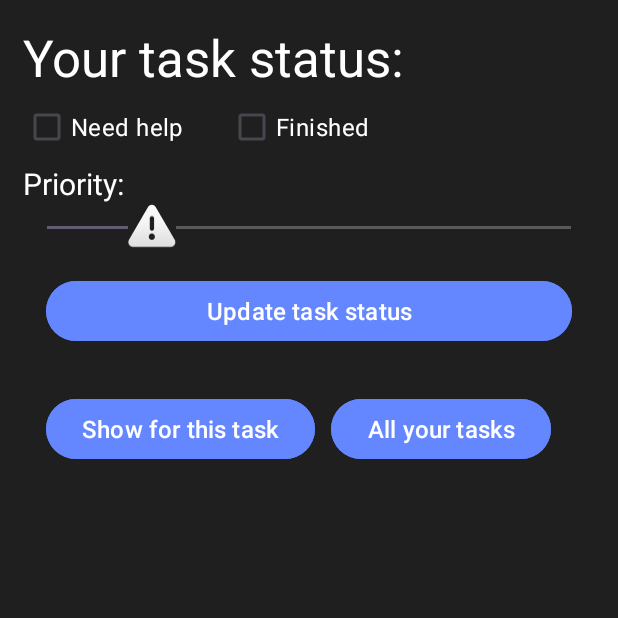
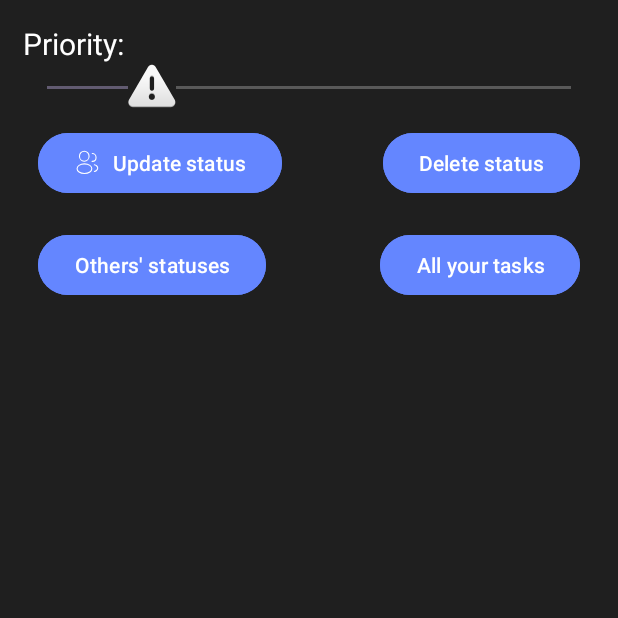
Before and after one commit to tankoman228/LearnTogether_Mobile_fixed, an Android app: the TaskStatus screen opened directly, with no data from a screen before it, on a phone screen of 412 x 824 dp, the top half of it. Run offline under Robolectric (Android 15) with nearby library versions, the phone set to English and light mode, and no system bars; 2 statements that could not run were skipped.

Commit message:
Task statuses

```diff
--- a/app/src/main/java/com/example/learntogether_mobile/API/ImageConverter.java
+++ b/app/src/main/java/com/example/learntogether_mobile/API/ImageConverter.java
@@ -15,7 +15,7 @@ public class ImageConverter {
     // Метод для кодирования изображения в строку Base64
     public static String encodeImage(Bitmap bitmap) {
         ByteArrayOutputStream byteArrayOutputStream = new ByteArrayOutputStream();
-        bitmap.compress(Bitmap.CompressFormat.PNG, 70, byteArrayOutputStream);
+        bitmap.compress(Bitmap.CompressFormat.WEBP, 70, byteArrayOutputStream);
         byte[] byteArray = byteArrayOutputStream.toByteArray();
         return Base64.encodeToString(byteArray, Base64.URL_SAFE);
     }
@@ -32,7 +32,7 @@ public class ImageConverter {
         StringBuilder encodedString = new StringBuilder();
         for (Bitmap bitmap : imageList) {
             ByteArrayOutputStream byteArrayOutputStream = new ByteArrayOutputStream();
-            bitmap.compress(Bitmap.CompressFormat.PNG, 70, byteArrayOutputStream);
+            bitmap.compress(Bitmap.CompressFormat.WEBP, 70, byteArrayOutputStream);
             byte[] byteArray = byteArrayOutputStream.toByteArray();
             String base64Image = Base64.encodeToString(byteArray, Base64.URL_SAFE);
             encodedString.append(base64Image).append(" ");
--- a/app/src/main/java/com/example/learntogether_mobile/API/NotificationService.kt
+++ b/app/src/main/java/com/example/learntogether_mobile/API/NotificationService.kt
@@ -81,7 +81,7 @@ class NotificationService : Service() {
 
     private inner class NetworkTask : AsyncTask<Void?, Void?, Void?>() {
         private val handler = Handler()
-        val interval = 45000 //ms
+        val interval = 75000 //ms
         private val runnable: Runnable = object : Runnable {
             override fun run() {
                 if (Variables.password != null) {
--- a/app/src/main/java/com/example/learntogether_mobile/API/RequestU.kt
+++ b/app/src/main/java/com/example/learntogether_mobile/API/RequestU.kt
@@ -9,6 +9,10 @@ import com.google.gson.annotations.SerializedName
  * Ещё раз, класс СГЕНЕРИРОВАН СКРИПТАМИ, не человеком, разбираться в этом болоте не нужно!
  */
 open class RequestU {
+
+    @JvmField
+    @SerializedName("ID_Task")
+    var ID_Task: Int? = null
 
     @SerializedName("session_token")
     var session_token: String? = null
@@ -140,4 +144,19 @@ open class RequestU {
 
     @SerializedName("id_comment")
     var id_comment: Int? = null
+
+    @SerializedName("only_mine")
+    var only_mine: Boolean? = null
+
+    @SerializedName("todo")
+    var todo: String? = null
+
+    @SerializedName("NeedHelp")
+    var NeedHelp = false
+
+    @SerializedName("Finished")
+    var Finished = false
+
+    @SerializedName("Priority")
+    var Priority = 0f
 }
--- /dev/null
+++ b/app/src/main/java/com/example/learntogether_mobile/Activities/Adapters/AdapterTaskStatuses.java
@@ -0,0 +1,101 @@
+package com.example.learntogether_mobile.Activities.Adapters;
+
+import android.content.Context;
+import android.view.LayoutInflater;
+import android.view.View;
+import android.view.ViewGroup;
+import android.widget.BaseAdapter;
+import android.widget.ProgressBar;
+import android.widget.TextView;
+
+import com.example.learntogether_mobile.API.ListU;
+import com.example.learntogether_mobile.R;
+
+import java.util.List;
+
+public class AdapterTaskStatuses extends BaseAdapter {
+
+    List<ListU> items;
+    Context context;
+    LayoutInflater lInflater;
+    public boolean hideUsernamesAndShowTasksInfo;
+    Callback callback;
+
+    public interface Callback {
+
+        void callback_task_clicked(ListU item);
+    }
+
+
+    public AdapterTaskStatuses(Context context, List<ListU> items, boolean hideUsernamesAndShowTasksInfo, Callback callback) {
+        this.items = items;
+        this.context = context;
+        this.hideUsernamesAndShowTasksInfo = hideUsernamesAndShowTasksInfo;
+        this.callback = callback;
+
+        lInflater = (LayoutInflater) context
+                .getSystemService(Context.LAYOUT_INFLATER_SERVICE);
+    }
+
+    @Override
+    public int getCount() {
+        return items.size();
+    }
+
+    @Override
+    public Object getItem(int position) {
+        return items.get(position);
+    }
+
+    @Override
+    public long getItemId(int position) {
+        return position;
+    }
+
+    @Override
+    public View getView(int position, View convertView, ViewGroup parent) {
+
+        View view;
+        view = lInflater.inflate(R.layout.item_task_status, parent, false);
+
+        TextView
+                tvUsername = view.findViewById(R.id.tvUsername)
+                , tvTaskTitle = view.findViewById(R.id.tvTaskTitle)
+                , tvDescr = view.findViewById(R.id.tvTaskDescription),
+                tvNeedHelp = view.findViewById(R.id.tvNeedHelp);
+        ProgressBar progressBar = view.findViewById(R.id.progressBar);
+        ListU status = (ListU) getItem(position);
+
+
+        if (hideUsernamesAndShowTasksInfo) {
+            tvUsername.setVisibility(View.GONE);
+            tvDescr.setText(status.getText());
+            tvTaskTitle.setText(status.getTaskTitle());
+        }
+        else {
+            tvUsername.setText(status.getAccountTitle());
+            tvDescr.setVisibility(View.GONE);
+            tvTaskTitle.setVisibility(View.GONE);
+        }
+
+        if (!status.getNeedHelp())
+            tvNeedHelp.setVisibility(View.GONE);
+
+        if (status.getFinished()) {
+            progressBar.setVisibility(View.GONE);
+            tvNeedHelp.setVisibility(View.VISIBLE);
+            tvNeedHelp.setText("Finished!");
+        }
+        else
+            progressBar.setProgress((int)status.getPriority());
+
+        ((TextView)view.findViewById(R.id.tvDeadline)).setText("Deadline: " + status.getDeadline());
+
+        view.setClickable(true);
+        view.setOnClickListener(l -> {
+            callback.callback_task_clicked(status);
+        });
+
+        return view;
+    }
+}
--- a/app/src/main/java/com/example/learntogether_mobile/Activities/TaskStatus.java
+++ b/app/src/main/java/com/example/learntogether_mobile/Activities/TaskStatus.java
@@ -3,14 +3,185 @@ package com.example.learntogether_mobile.Activities;
 import androidx.appcompat.app.AppCompatActivity;
 
 import android.os.Bundle;
+import android.view.View;
+import android.widget.Button;
+import android.widget.CheckBox;
+import android.widget.CompoundButton;
+import android.widget.ListView;
+import android.widget.SeekBar;
+import android.widget.TextView;
+import android.widget.Toast;
 
+import com.example.learntogether_mobile.API.ListU;
+import com.example.learntogether_mobile.API.RequestU;
+import com.example.learntogether_mobile.API.ResponseU;
+import com.example.learntogether_mobile.API.RetrofitRequest;
+import com.example.learntogether_mobile.API.Variables;
+import com.example.learntogether_mobile.Activities.Adapters.AdapterTaskStatuses;
 import com.example.learntogether_mobile.R;
 
-public class TaskStatus extends AppCompatActivity {
+import java.util.ArrayList;
+import java.util.List;
+
+import retrofit2.Call;
+import retrofit2.Callback;
+import retrofit2.Response;
+
+public class TaskStatus extends AppCompatActivity implements AdapterTaskStatuses.Callback {
+
+    public static ListU Task = null;
+    public static boolean ShowMy = true;
+
+    Button btnUpdTaskStatus, btnShowForThisTask, btnAllYourTasks;
+    TextView tvTitle, tvDescr, tvDeadline;
+    CheckBox cbNeedHelp, cbFinished;
+    ListView listView;
+    SeekBar seekBar;
+
+    final List<ListU> tasks = new ArrayList<>();
+    AdapterTaskStatuses adapterTaskStatuses;
 
     @Override
     protected void onCreate(Bundle savedInstanceState) {
         super.onCreate(savedInstanceState);
         setContentView(R.layout.activity_task_status);
+
+        btnUpdTaskStatus = findViewById(R.id.btnUpdateTaskStatus);
+        btnAllYourTasks = findViewById(R.id.btnAllYourTasks);
+        btnShowForThisTask = findViewById(R.id.btnShowForThis);
+        listView = findViewById(R.id.lv);
+        tvTitle = findViewById(R.id.tvHeader);
+        tvDeadline = findViewById(R.id.tvDeadline);
+        tvDescr = findViewById(R.id.tvDescription);
+        cbFinished = findViewById(R.id.cbFinished);
+        cbNeedHelp = findViewById(R.id.cbNeedHelp);
+        seekBar = findViewById(R.id.sbPriority);
+
+        callback_task_clicked(Task);
+        adapterTaskStatuses = new AdapterTaskStatuses(TaskStatus.this, tasks, ShowMy, TaskStatus.this);
+        listView.setAdapter(adapterTaskStatuses);
+        tvTitle.setText(Task.getTitle());
+
+        cbFinished.setOnCheckedChangeListener((buttonView, isChecked) -> {
+            if (isChecked) {
+                seekBar.setVisibility(View.GONE);
+                cbNeedHelp.setChecked(false);
+                cbNeedHelp.setEnabled(false);
+            }
+            else {
+                seekBar.setVisibility(View.VISIBLE);
+                cbNeedHelp.setEnabled(true);
+            }
+        });
+        loadTaskStatuses();
+
+        btnAllYourTasks.setOnClickListener(l -> {
+            ShowMy = true;
+            loadTaskStatuses();
+        });
+        btnShowForThisTask.setOnClickListener(l -> {
+            ShowMy = false;
+
+            if (Task == null) {
+                Toast.makeText(this, "No task chosen", Toast.LENGTH_SHORT).show();
+                return;
+            }
+
+            loadTaskStatuses();
+        });
+        btnUpdTaskStatus.setOnClickListener(l -> {
+            updTaskStatus("update_or_create");
+        });
+        findViewById(R.id.btnDeleteTaskStatus).setOnClickListener(l -> {
+            updTaskStatus("delete");
+        });
+    }
+
+
+    private void loadTaskStatuses() {
+        RequestU requestU = new RequestU();
+        requestU.setSession_token(Variables.SessionToken);
+        requestU.setId_group(Variables.current_id_group);
+        requestU.setOnly_mine(ShowMy);
+        requestU.setId_object(Task.getID_Task());
+
+        RetrofitRequest r = new RetrofitRequest();
+        r.apiService.get_tasks_statuses(requestU).enqueue(new Callback<ResponseU>() {
+            @Override
+            public void onResponse(Call<ResponseU> call, Response<ResponseU> response) {
+                try {
+                    TaskStatus.this.runOnUiThread(() -> {
+                        tasks.clear();
+                        for (ListU task: response.body().getTasks()) {
+                            tasks.add(task);
+                        }
+                        adapterTaskStatuses.hideUsernamesAndShowTasksInfo = ShowMy;
+                        adapterTaskStatuses.notifyDataSetChanged();
+                    });
+                }
+                catch (Exception ex) {
+                    ex.printStackTrace();
+                }
+            }
+
+            @Override
+            public void onFailure(Call<ResponseU> call, Throwable t) {
+                t.printStackTrace();
+            }
+        });
+    }
+
+    private void updTaskStatus(String todo) {
+        RequestU requestU = new RequestU();
+        requestU.setSession_token(Variables.SessionToken);
+        requestU.setId_group(Variables.current_id_group);
+        requestU.setTodo(todo);
+        requestU.setFinished(cbFinished.isChecked());
+        requestU.setNeedHelp(cbNeedHelp.isChecked());
+        requestU.setPriority(seekBar.getProgress());
+        requestU.ID_Task = Task.getID_Task();
+
+        RetrofitRequest r = new RetrofitRequest();
+        r.apiService.update_task_status(requestU).enqueue(new Callback<ResponseU>() {
+            @Override
+            public void onResponse(Call<ResponseU> call, Response<ResponseU> response) {
+                loadTaskStatuses();
+            }
+
+            @Override
+            public void onFailure(Call<ResponseU> call, Throwable t) {
+                t.printStackTrace();
+            }
+        });
+    }
+
+    @Override
+    public void callback_task_clicked(ListU item) {
+
+        Task = item;
+        try {
+            if (Task != null) {
+                tvTitle.setVisibility(View.VISIBLE);
+                tvDeadline.setVisibility(View.VISIBLE);
+                tvDescr.setVisibility(View.VISIBLE);
+                cbFinished.setVisibility(View.VISIBLE);
+                cbNeedHelp.setVisibility(View.VISIBLE);
+
+                tvTitle.setText(item.getTaskTitle());
+                tvDeadline.setText(item.getDeadline());
+                tvDescr.setText(item.getText());
+                cbNeedHelp.setChecked(item.getNeedHelp());
+                cbFinished.setChecked(item.getFinished());
+            } else {
+                tvTitle.setVisibility(View.GONE);
+                tvDeadline.setVisibility(View.GONE);
+                tvDescr.setVisibility(View.GONE);
+                cbFinished.setVisibility(View.GONE);
+                cbNeedHelp.setVisibility(View.GONE);
+            }
+        }
+        catch (Exception rx) {
+            rx.printStackTrace();
+        }
     }
 }
--- a/app/src/main/res/layout/activity_task_status.xml
+++ b/app/src/main/res/layout/activity_task_status.xml
@@ -16,6 +16,27 @@
         android:text="Your task status:"
         android:textColor="@color/white"
         android:textSize="34sp"></TextView>
+
+    <TextView
+        android:id="@+id/tvDescription"
+        android:layout_width="match_parent"
+        android:layout_height="wrap_content"
+        android:maxHeight="100sp"
+        android:scrollbarTrackVertical="@android:drawable/alert_dark_frame"
+        android:scrollbars="vertical"
+        android:text="Descr"
+        android:textColor="@color/gray"
+        android:textSize="20sp"
+        android:verticalScrollbarPosition="right" />
+
+    <TextView
+        android:id="@+id/tvDeadline"
+        android:layout_width="match_parent"
+        android:layout_height="wrap_content"
+        android:layout_marginTop="8dp"
+        android:text="Deadline: "
+        android:textColor="@color/red"
+        android:textSize="18sp" />
 
     <LinearLayout
         android:layout_width="match_parent"
@@ -57,15 +78,36 @@
         android:progressBackgroundTint="@color/white"
         android:thumb="@android:drawable/ic_dialog_alert" />
 
-    <Button
-        android:id="@+id/btnUpdateTaskStatus"
+    <LinearLayout
         android:layout_width="match_parent"
         android:layout_height="wrap_content"
-        android:layout_margin="15sp"
-        android:backgroundTint="@color/blue"
-        android:text="Update task status"
-        android:textColor="@color/white"
-        android:textSize="16sp" />
+        android:layout_margin="10sp"
+        android:orientation="horizontal">
+
+        <Button
+            android:id="@+id/btnUpdateTaskStatus"
+            android:layout_width="wrap_content"
+            android:layout_height="wrap_content"
+            android:backgroundTint="@color/blue"
+            android:text="Update status"
+            android:textColor="@color/white"
+            android:textSize="14sp"
+            app:icon="@drawable/profile_2user" />
+
+        <Space
+            android:layout_width="wrap_content"
+            android:layout_height="wrap_content"
+            android:layout_weight="1" />
+
+        <Button
+            android:id="@+id/btnDeleteTaskStatus"
+            android:layout_width="wrap_content"
+            android:layout_height="wrap_content"
+            android:backgroundTint="@color/blue"
+            android:text="Delete status"
+            android:textColor="@color/white"
+            android:textSize="14sp" />
+    </LinearLayout>
 
     <LinearLayout
         android:layout_width="match_parent"
@@ -74,26 +116,32 @@
         android:orientation="horizontal">
 
         <Button
+            android:id="@+id/btnShowForThis"
             android:layout_width="wrap_content"
             android:layout_height="wrap_content"
-            android:layout_margin="5sp"
             android:backgroundTint="@color/blue"
-            android:text="Show for this task"
+            android:text="Others' statuses"
             android:textColor="@color/white"
-            android:textSize="16sp" />
+            android:textSize="14sp" />
+
+        <Space
+            android:layout_width="wrap_content"
+            android:layout_height="wrap_content"
+            android:layout_weight="1" />
 
         <Button
+            android:id="@+id/btnAllYourTasks"
             android:layout_width="wrap_content"
             android:layout_height="wrap_content"
-            android:layout_margin="5sp"
             android:backgroundTint="@color/blue"
             android:text="All your tasks"
             android:textColor="@color/white"
-            android:textSize="16sp" />
+            android:textSize="14sp" />
 
     </LinearLayout>
 
-    <androidx.recyclerview.widget.RecyclerView
+    <ListView
+        android:id="@+id/lv"
         android:layout_width="match_parent"
         android:layout_height="match_parent" />
 
```
Also changed, not shown: app/src/main/java/com/example/learntogether_mobile/Activities/Adapters/AdapterNews.java (+6 -2 lines), app/src/main/res/layout/dialog_attachments.xml (+7 -2 lines), app/src/main/res/layout/item_task.xml (+2 -15 lines), app/src/main/res/layout/item_task_status.xml (added, +98 -0 lines).
